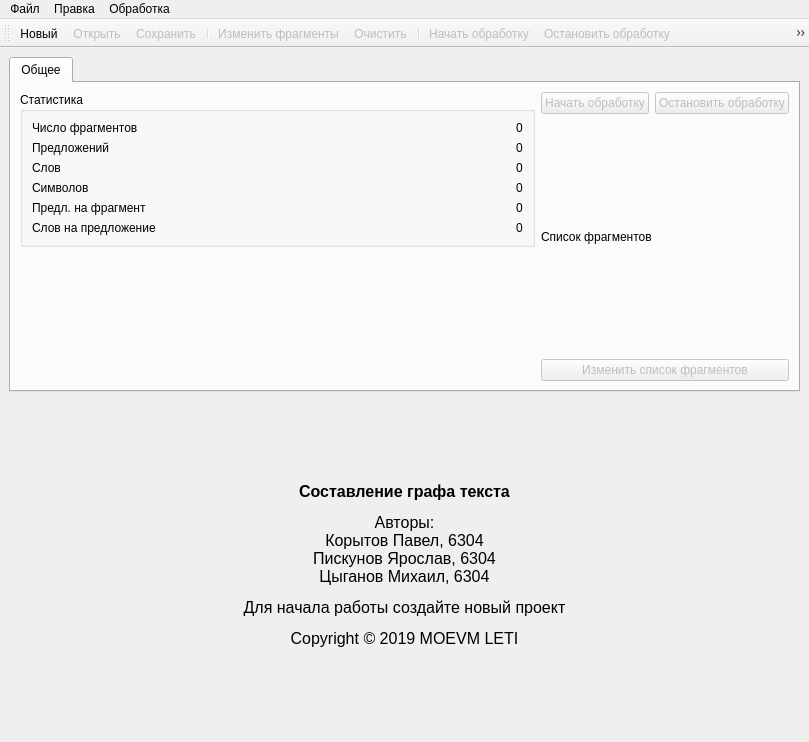
Before: the Qt Designer form ui/mainwindow.ui in moevm/nosql1h19-text-graph, drawn with Qt 5.
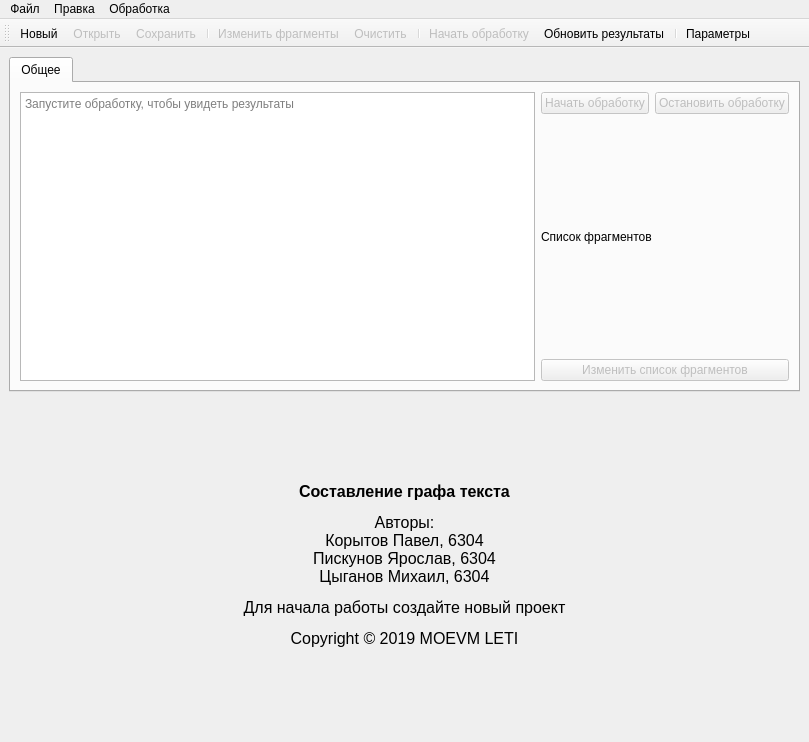
After: the same form once the commit is applied. Icons and pictures are not drawn.

The edit to the form file:
```diff
--- a/ui/mainwindow.ui
+++ b/ui/mainwindow.ui
@@ -47,153 +47,19 @@
         <item>
          <layout class="QVBoxLayout" name="verticalLayout_3">
           <item>
-           <widget class="QGroupBox" name="statsGroupBox">
-            <property name="title">
-             <string>Статистика</string>
+           <widget class="QTextBrowser" name="textBrowser">
+            <property name="html">
+             <string>&lt;!DOCTYPE HTML PUBLIC &quot;-//W3C//DTD HTML 4.0//EN&quot; &quot;http://www.w3.org/TR/REC-html40/strict.dtd&quot;&gt;
+&lt;html&gt;&lt;head&gt;&lt;meta name=&quot;qrichtext&quot; content=&quot;1&quot; /&gt;&lt;style type=&quot;text/css&quot;&gt;
+p, li { white-space: pre-wrap; }
+&lt;/style&gt;&lt;/head&gt;&lt;body style=&quot; font-family:'Noto Sans'; font-size:9pt; font-weight:400; font-style:normal;&quot;&gt;
+&lt;p style=&quot;-qt-paragraph-type:empty; margin-top:0px; margin-bottom:0px; margin-left:0px; margin-right:0px; -qt-block-indent:0; text-indent:0px;&quot;&gt;&lt;br /&gt;&lt;/p&gt;&lt;/body&gt;&lt;/html&gt;</string>
             </property>
-            <layout class="QVBoxLayout" name="verticalLayout_2">
-             <item>
-              <layout class="QHBoxLayout" name="horizontalLayout" stretch="1,0">
-               <item>
-                <widget class="QLabel" name="label">
-                 <property name="text">
-                  <string>Число фрагментов</string>
-                 </property>
-                </widget>
-               </item>
-               <item>
-                <widget class="QLabel" name="fragmentsNumberLabel">
-                 <property name="accessibleName">
-                  <string>NumberLabel</string>
-                 </property>
-                 <property name="text">
-                  <string>0</string>
-                 </property>
-                </widget>
-               </item>
-              </layout>
-             </item>
-             <item>
-              <layout class="QHBoxLayout" name="horizontalLayout_2" stretch="1,0">
-               <item>
-                <widget class="QLabel" name="label_2">
-                 <property name="text">
-                  <string>Предложений</string>
-                 </property>
-                </widget>
-               </item>
-               <item>
-                <widget class="QLabel" name="sentencesNumberLabel">
-                 <property name="accessibleName">
-                  <string>NumberLabel</string>
-                 </property>
-                 <property name="text">
-                  <string>0</string>
-                 </property>
-                </widget>
-               </item>
-              </layout>
-             </item>
-             <item>
-              <layout class="QHBoxLayout" name="horizontalLayout_3" stretch="1,0">
-               <item>
-                <widget class="QLabel" name="label_3">
-                 <property name="text">
-                  <string>Слов</string>
-                 </property>
-                </widget>
-               </item>
-               <item>
-                <widget class="QLabel" name="wordsNumberLabel">
-                 <property name="accessibleName">
-                  <string>NumberLabel</string>
-                 </property>
-                 <property name="text">
-                  <string>0</string>
-                 </property>
-                </widget>
-               </item>
-              </layout>
-             </item>
-             <item>
-              <layout class="QHBoxLayout" name="horizontalLayout_4" stretch="1,0">
-               <item>
-                <widget class="QLabel" name="label_4">
-                 <property name="text">
-                  <string>Символов</string>
-                 </property>
-                </widget>
-               </item>
-               <item>
-                <widget class="QLabel" name="symbolsNumberLabel">
-                 <property name="accessibleName">
-                  <string>NumberLabel</string>
-                 </property>
-                 <property name="text">
-                  <string>0</string>
-                 </property>
-                </widget>
-               </item>
-              </layout>
-             </item>
-             <item>
-              <layout class="QHBoxLayout" name="horizontalLayout_5" stretch="1,0">
-               <item>
-                <widget class="QLabel" name="label_5">
-                 <property name="text">
-                  <string>Предл. на фрагмент</string>
-                 </property>
-                </widget>
-               </item>
-               <item>
-                <widget class="QLabel" name="sentencesPerFragmentNumberLabel">
-                 <property name="accessibleName">
-                  <string>NumberLabel</string>
-                 </property>
-                 <property name="text">
-                  <string>0</string>
-                 </property>
-                </widget>
-               </item>
-              </layout>
-             </item>
-             <item>
-              <layout class="QHBoxLayout" name="horizontalLayout_6" stretch="1,0">
-               <item>
-                <widget class="QLabel" name="label_6">
-                 <property name="text">
-                  <string>Слов на предложение</string>
-                 </property>
-                </widget>
-               </item>
-               <item>
-                <widget class="QLabel" name="wordsPerSentenceNumberLabel">
-                 <property name="accessibleName">
-                  <string>NumberLabel</string>
-                 </property>
-                 <property name="text">
-                  <string>0</string>
-                 </property>
-                </widget>
-               </item>
-              </layout>
-             </item>
-            </layout>
+            <property name="placeholderText">
+             <string>Запустите обработку, чтобы увидеть результаты</string>
+            </property>
            </widget>
           </item>
-          <item>
-           <spacer name="verticalSpacer">
-            <property name="orientation">
-             <enum>Qt::Vertical</enum>
-            </property>
-            <property name="sizeHint" stdset="0">
-             <size>
-              <width>20</width>
-              <height>40</height>
-             </size>
-            </property>
-           </spacer>
-          </item>
          </layout>
         </item>
         <item>
@@ -279,7 +145,6 @@
    <addaction name="actionClear"/>
    <addaction name="separator"/>
    <addaction name="actionStartProcess"/>
-   <addaction name="actionStopProcess"/>
    <addaction name="actionUpdateResults"/>
    <addaction name="separator"/>
    <addaction name="actionOpenParams"/>
@@ -420,18 +285,6 @@
     <string>Начать обработку</string>
    </property>
   </action>
-  <action name="actionStopProcess">
-   <property name="enabled">
-    <bool>false</bool>
-   </property>
-   <property name="icon">
-    <iconset resource="../res/pictures.qrc">
-     <normaloff>:/icons/stop.png</normaloff>:/icons/stop.png</iconset>
-   </property>
-   <property name="text">
-    <string>Остановить обработку</string>
-   </property>
-  </action>
   <action name="actionOpenParams">
    <property name="enabled">
     <bool>true</bool>
```
Left out of the diff: 17 changed lines with no effect on the pictures.
